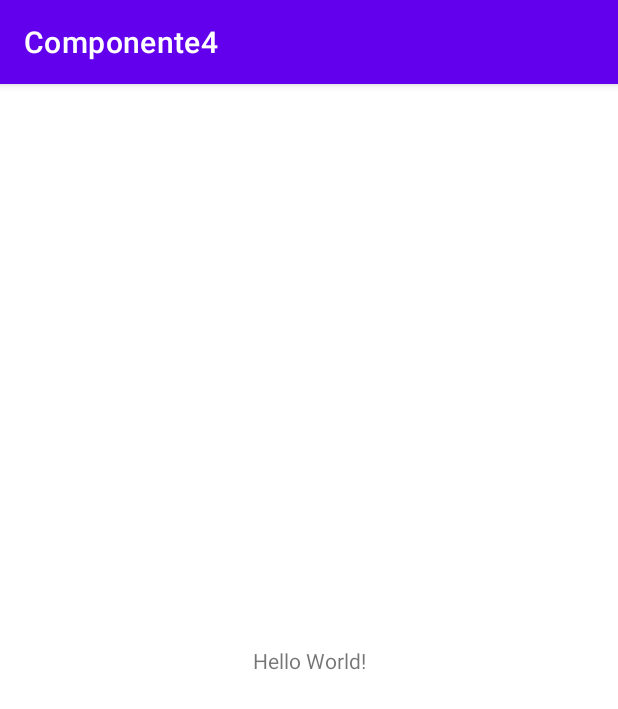
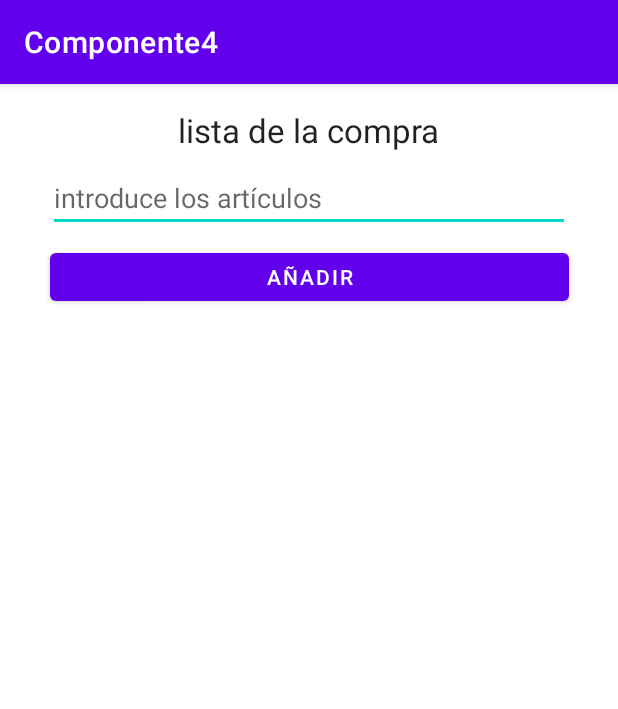
Before and after one commit to sheylamoh/actividades-pmdm, an Android app: the screen it shows after launch (MainActivity), on a phone screen of 412 x 824 dp. Shown: the top 709 px of the screen. Run offline under Robolectric (Android 15) with nearby library versions, the phone set to English and light mode, and no system bars.

```diff
--- /dev/null
+++ b/Componente4/app/src/main/java/com/example/componente4/Lista.java
@@ -0,0 +1,82 @@
+package com.example.componente4;
+
+import android.annotation.SuppressLint;
+import android.view.LayoutInflater;
+import android.view.View;
+import android.view.ViewGroup;
+import android.widget.TextView;
+
+import androidx.annotation.NonNull;
+import androidx.recyclerview.widget.RecyclerView;
+
+import java.util.ArrayList;
+
+class Articulos extends RecyclerView.Adapter<ArticuloViewHolder> implements View.OnClickListener
+{
+    private final ArrayList<Articulo> lista;
+
+    private View.OnClickListener listener;
+
+    Articulos(ArrayList<Articulo> datos) {
+        this.lista = datos;
+    }
+
+    @NonNull
+    @Override
+    public ArticuloViewHolder onCreateViewHolder(@NonNull ViewGroup viewGroup, int viewType)
+    {
+        View itemView = LayoutInflater.from(viewGroup.getContext()).inflate(R.layout.articulo, viewGroup, false);
+        itemView.setOnClickListener(this);
+        ArticuloViewHolder ovh = new ArticuloViewHolder(itemView);
+
+        return ovh;
+    }
+
+    @Override
+    public void onBindViewHolder(@NonNull ArticuloViewHolder holder, int position)
+    {
+        Articulo item = lista.get(position);
+        holder.bindArticulo(item);
+    }
+
+    @Override
+    public int getItemCount()
+    {
+        return lista.size();
+    }
+    public void setOnClickListener(View.OnClickListener listener)
+    {
+        this.listener = listener;
+    }
+
+    @Override
+    public void onClick(View view)
+    {
+        if(listener != null)
+            listener.onClick(view);
+    }
+}
+class ArticuloViewHolder extends RecyclerView.ViewHolder
+{
+    private TextView nombre;
+
+    public ArticuloViewHolder(View itemView)
+    {
+        super(itemView);
+
+        nombre = (TextView)itemView.findViewById(R.id.textViewNombre);
+    }
+
+    @SuppressLint("ResourceAsColor")
+
+
+    public void bindArticulo(Articulo articulo)
+    {
+        nombre.setText(articulo.getNombre());
+
+        if(articulo.estaComprado())
+            nombre.setBackgroundColor(R.color.purple_500);
+        else
+            nombre.setBackgroundColor(R.color.purple_200);
+    }
+}
--- a/Componente4/app/src/main/java/com/example/componente4/MainActivity.java
+++ b/Componente4/app/src/main/java/com/example/componente4/MainActivity.java
@@ -1,14 +1,65 @@
 package com.example.componente4;
 
 import androidx.appcompat.app.AppCompatActivity;
+import androidx.recyclerview.widget.DefaultItemAnimator;
+import androidx.recyclerview.widget.LinearLayoutManager;
+import androidx.recyclerview.widget.RecyclerView;
 
 import android.os.Bundle;
+import android.view.View;
+import android.widget.Button;
+import android.widget.EditText;
+import android.widget.Toast;
 
-public class MainActivity extends AppCompatActivity {
+import java.util.ArrayList;
+
+
+public class MainActivity extends AppCompatActivity
+{
+    private ArrayList<Articulo> lista;
+    private RecyclerView recView;
+    private Button btnAñadir;
+    private EditText editText;
 
     @Override
-    protected void onCreate(Bundle savedInstanceState) {
+    protected void onCreate(Bundle savedInstanceState)
+    {
         super.onCreate(savedInstanceState);
         setContentView(R.layout.activity_main);
+
+        recView = (RecyclerView) findViewById(R.id.recView);
+        recView.setHasFixedSize(true);
+
+        lista = new ArrayList<Articulo>();
+
+        final Articulos adaptador = new Articulos(lista);
+
+        adaptador.setOnClickListener(new View.OnClickListener()
+        {
+            @Override
+            public void onClick(View v)
+            {
+                lista.get(recView.getChildAdapterPosition(v)).setComprado(true);
+                Toast.makeText(getBaseContext(), "estás viendo '" + lista.get(recView.getChildAdapterPosition(v)).getNombre()
+                        + "'", Toast.LENGTH_SHORT).show();
+            }
+        });
+
+        //recicler view
+        recView.setAdapter(adaptador);
+        recView.setLayoutManager(new LinearLayoutManager(this, LinearLayoutManager.VERTICAL,false));
+        recView.setItemAnimator(new DefaultItemAnimator());
+
+        btnAñadir = findViewById(R.id.button);
+        editText = findViewById(R.id.editTextArticulo);
+
+        btnAñadir.setOnClickListener(new View.OnClickListener()
+        {
+            public void onClick(View v){
+                lista.add(0, new Articulo(editText.getText().toString()));
+                adaptador.notifyItemInserted(1);
+                Toast.makeText(getBaseContext(), "Articulo añadido tamaño de la lista: "+ adaptador.getItemCount(), Toast.LENGTH_SHORT).show();
+            }
+        });
     }
 }
--- a/Componente4/app/src/main/res/layout/activity_main.xml
+++ b/Componente4/app/src/main/res/layout/activity_main.xml
@@ -7,12 +7,48 @@
     tools:context=".MainActivity">
 
     <TextView
+        android:id="@+id/textView2"
         android:layout_width="wrap_content"
         android:layout_height="wrap_content"
-        android:text="Hello World!"
-        app:layout_constraintBottom_toBottomOf="parent"
-        app:layout_constraintLeft_toLeftOf="parent"
-        app:layout_constraintRight_toRightOf="parent"
+        android:layout_marginTop="16dp"
+        android:text="lista de la compra"
+        android:textAppearance="@style/TextAppearance.AppCompat.Large"
+        app:layout_constraintEnd_toEndOf="parent"
+        app:layout_constraintStart_toStartOf="parent"
         app:layout_constraintTop_toTopOf="parent" />
 
+    <EditText
+        android:id="@+id/editTextArticulo"
+        android:layout_width="match_parent"
+        android:layout_height="wrap_content"
+        android:layout_marginStart="32dp"
+        android:layout_marginTop="8dp"
+        android:layout_marginEnd="32dp"
+        android:hint="introduce los artículos"
+        app:layout_constraintEnd_toEndOf="@+id/textView2"
+        app:layout_constraintStart_toStartOf="@+id/textView2"
+        app:layout_constraintTop_toBottomOf="@+id/textView2" />
+
+    <Button
+        android:id="@+id/button"
+        android:layout_width="346dp"
+        android:layout_height="44dp"
+        android:layout_marginTop="8dp"
+        android:text="Añadir"
+        app:layout_constraintEnd_toEndOf="@+id/editTextArticulo"
+        app:layout_constraintStart_toStartOf="@+id/editTextArticulo"
+        app:layout_constraintTop_toBottomOf="@+id/editTextArticulo" />
+
+    <androidx.recyclerview.widget.RecyclerView
+        android:id="@+id/recView"
+        android:layout_width="match_parent"
+        android:layout_height="wrap_content"
+        android:layout_marginStart="16dp"
+        android:layout_marginTop="24dp"
+        android:layout_marginEnd="16dp"
+        app:layout_constraintEnd_toEndOf="parent"
+        app:layout_constraintStart_toStartOf="parent"
+        app:layout_constraintTop_toBottomOf="@+id/button" />
+
+
 </androidx.constraintlayout.widget.ConstraintLayout>
```
Also changed, not shown: Componente4/app/src/main/java/com/example/componente4/Articulo.java (added, +36 -0 lines), Componente4/app/src/main/res/layout/articulo.xml (added, +15 -0 lines).
